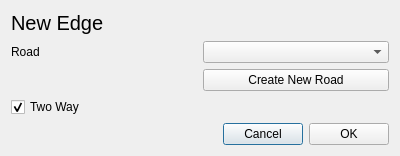
Old version of the form bnbnav-frontend/nodeconnectdialog.ui in the repository vicr123/bnbnav.
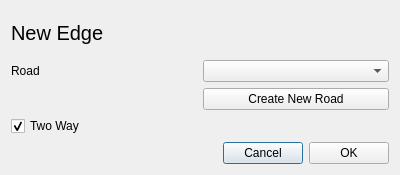
New version of the form.

```diff
--- a/bnbnav-frontend/nodeconnectdialog.ui
+++ b/bnbnav-frontend/nodeconnectdialog.ui
@@ -7,7 +7,7 @@
     <x>0</x>
     <y>0</y>
     <width>400</width>
-    <height>144</height>
+    <height>175</height>
    </rect>
   </property>
   <property name="windowTitle">
```
